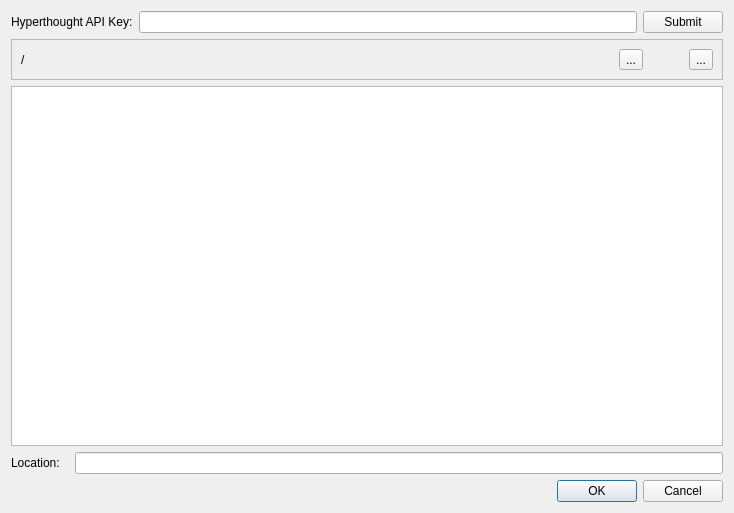
This is hyperthoughtdialog.ui in BlueQuartzSoftware/MetaForge as Qt 5 draws it before an edit. The edited form follows.
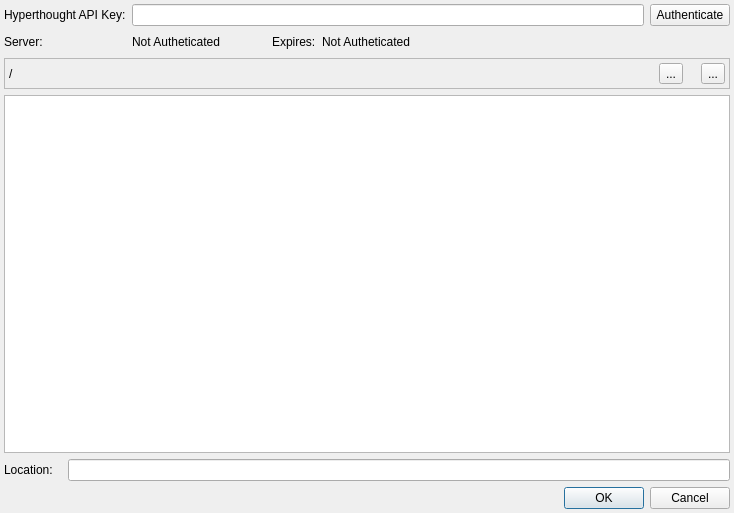
This is the edited form. Icons and pictures are not drawn.

Commit message:
UI adjustments to the HyperThought dialog box.
Clearer error messages when authentication fails
Adjusted text on button from Submit to Authenticate

What changed in the file:
```diff
--- a/hyperthoughtdialog.ui
+++ b/hyperthoughtdialog.ui
@@ -23,37 +23,13 @@
    <bool>true</bool>
   </property>
   <layout class="QGridLayout" name="gridLayout">
-   <item row="0" column="0" colspan="2">
-    <widget class="QLabel" name="apiKeyLabel">
-     <property name="text">
-      <string>Hyperthought API Key:</string>
-     </property>
-    </widget>
-   </item>
-   <item row="0" column="2" colspan="2">
-    <widget class="QLineEdit" name="apiKeyLineEdit">
-     <property name="sizePolicy">
-      <sizepolicy hsizetype="Minimum" vsizetype="Fixed">
-       <horstretch>0</horstretch>
-       <verstretch>0</verstretch>
-      </sizepolicy>
-     </property>
-     <property name="minimumSize">
-      <size>
-       <width>0</width>
-       <height>0</height>
-      </size>
-     </property>
-    </widget>
-   </item>
-   <item row="0" column="4">
-    <widget class="QPushButton" name="apiKeyButton">
-     <property name="text">
-      <string>Submit</string>
-     </property>
-    </widget>
-   </item>
-   <item row="1" column="0" colspan="5">
+   <property name="margin">
+    <number>4</number>
+   </property>
+   <property name="spacing">
+    <number>6</number>
+   </property>
+   <item row="2" column="0" colspan="9">
     <widget class="QFrame" name="frame">
      <property name="sizePolicy">
       <sizepolicy hsizetype="Preferred" vsizetype="Preferred">
@@ -68,6 +44,9 @@
       <enum>QFrame::Raised</enum>
      </property>
      <layout class="QHBoxLayout" name="horizontalLayout_2">
+      <property name="margin">
+       <number>4</number>
+      </property>
       <item>
        <layout class="QHBoxLayout" name="horizontalLayout">
         <item>
@@ -103,11 +82,11 @@
            <enum>Qt::Horizontal</enum>
           </property>
           <property name="sizeType">
-           <enum>QSizePolicy::Maximum</enum>
+           <enum>QSizePolicy::Fixed</enum>
           </property>
           <property name="sizeHint" stdset="0">
            <size>
-            <width>40</width>
+            <width>12</width>
             <height>20</height>
            </size>
           </property>
@@ -129,20 +108,78 @@
      </layout>
     </widget>
    </item>
-   <item row="2" column="0" colspan="5">
+   <item row="1" column="2">
+    <widget class="QLabel" name="ht_server_url">
+     <property name="text">
+      <string>Not Autheticated</string>
+     </property>
+    </widget>
+   </item>
+   <item row="4" column="1" colspan="8">
+    <widget class="QLineEdit" name="locationLineEdit"/>
+   </item>
+   <item row="3" column="0" colspan="9">
     <widget class="QListView" name="listView"/>
    </item>
-   <item row="3" column="0">
+   <item row="1" column="0">
+    <widget class="QLabel" name="label">
+     <property name="text">
+      <string>Server:</string>
+     </property>
+    </widget>
+   </item>
+   <item row="1" column="4">
+    <widget class="QLabel" name="label_2">
+     <property name="text">
+      <string>Expires:</string>
+     </property>
+    </widget>
+   </item>
+   <item row="0" column="2" colspan="6">
+    <widget class="QLineEdit" name="apiKeyLineEdit">
+     <property name="sizePolicy">
+      <sizepolicy hsizetype="Minimum" vsizetype="Fixed">
+       <horstretch>0</horstretch>
+       <verstretch>0</verstretch>
+      </sizepolicy>
+     </property>
+     <property name="minimumSize">
+      <size>
+       <width>0</width>
+       <height>0</height>
+      </size>
+     </property>
+    </widget>
+   </item>
+   <item row="1" column="5">
+    <widget class="QLabel" name="token_expiration">
+     <property name="text">
+      <string>Not Autheticated</string>
+     </property>
+    </widget>
+   </item>
+   <item row="0" column="0" colspan="2">
+    <widget class="QLabel" name="apiKeyLabel">
+     <property name="text">
+      <string>Hyperthought API Key:</string>
+     </property>
+    </widget>
+   </item>
+   <item row="0" column="8">
+    <widget class="QPushButton" name="apiKeyButton">
+     <property name="text">
+      <string>Authenticate</string>
+     </property>
+    </widget>
+   </item>
+   <item row="4" column="0">
     <widget class="QLabel" name="locationLabel">
      <property name="text">
       <string>Location:</string>
      </property>
     </widget>
    </item>
-   <item row="3" column="1" colspan="4">
-    <widget class="QLineEdit" name="locationLineEdit"/>
-   </item>
-   <item row="4" column="2">
+   <item row="5" column="6">
     <spacer name="horizontalSpacer">
      <property name="orientation">
       <enum>Qt::Horizontal</enum>
@@ -155,7 +192,7 @@
      </property>
     </spacer>
    </item>
-   <item row="4" column="3" colspan="2">
+   <item row="5" column="7" colspan="2">
     <widget class="QDialogButtonBox" name="buttonBox">
      <property name="orientation">
       <enum>Qt::Horizontal</enum>
@@ -165,6 +202,22 @@
      </property>
     </widget>
    </item>
+   <item row="1" column="3">
+    <spacer name="horizontalSpacer_4">
+     <property name="orientation">
+      <enum>Qt::Horizontal</enum>
+     </property>
+     <property name="sizeType">
+      <enum>QSizePolicy::Fixed</enum>
+     </property>
+     <property name="sizeHint" stdset="0">
+      <size>
+       <width>40</width>
+       <height>20</height>
+      </size>
+     </property>
+    </spacer>
+   </item>
   </layout>
  </widget>
  <resources/>
```
Left out of the diff: 3 changed lines with no effect on the pictures. The commit also changes 4 other files.
